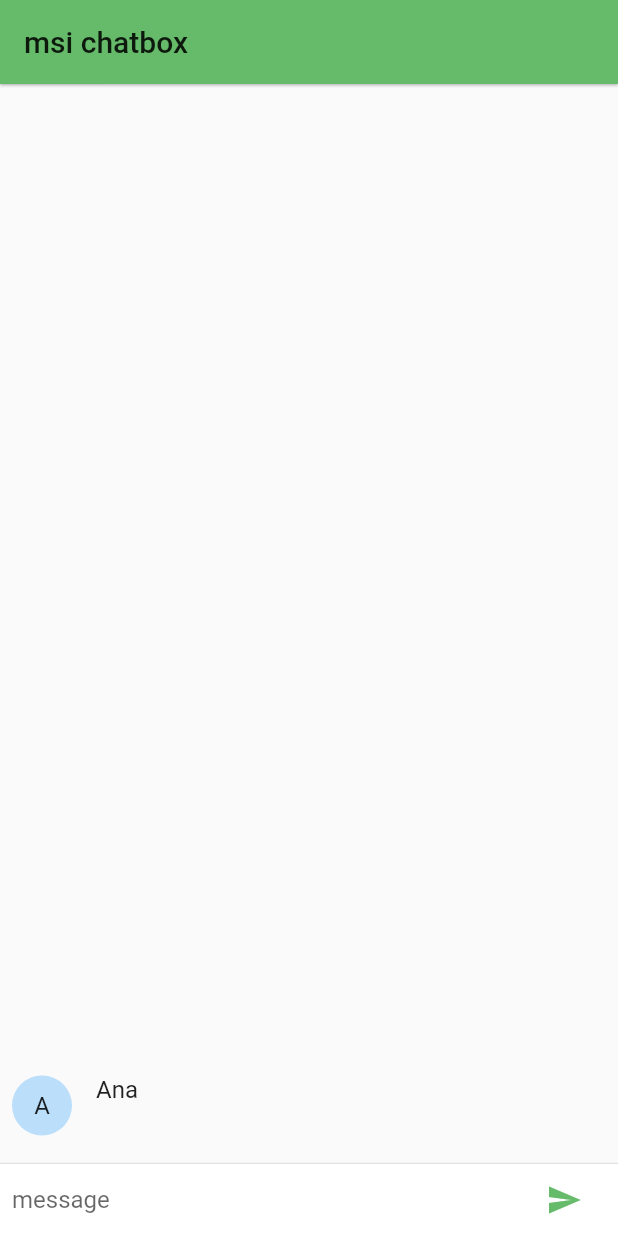
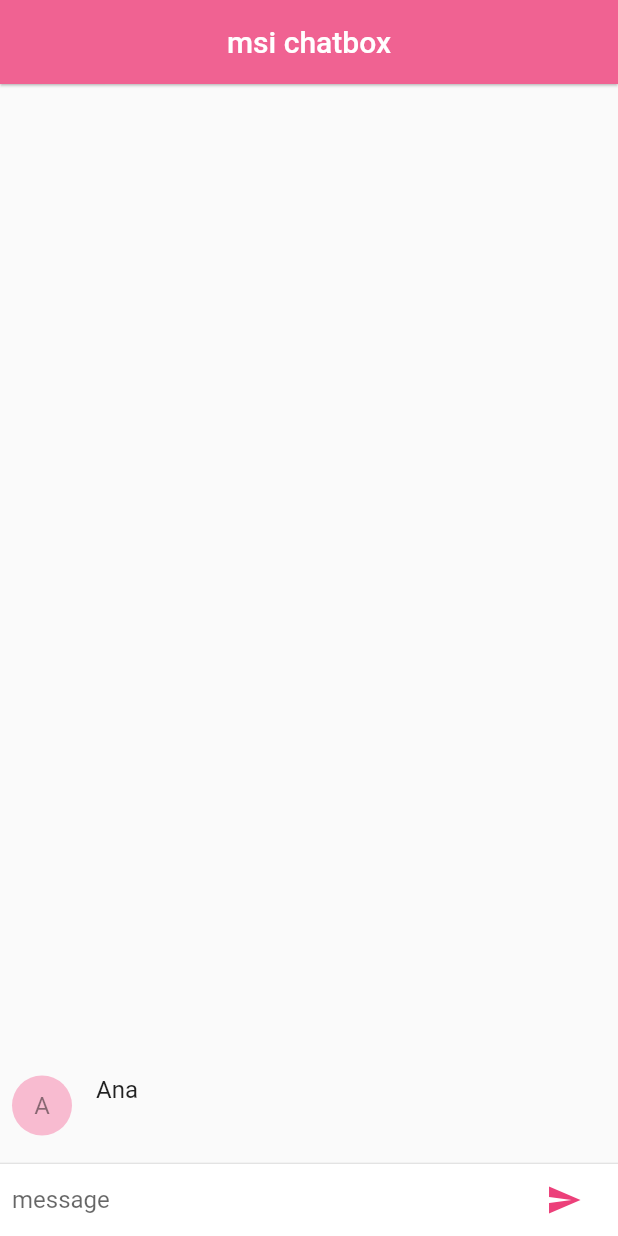
Before and after one commit to anaisberg/chatbox-flutter, a Flutter app: the screen it shows after launch, after a tap on the "send" icon, on a phone screen of 412 x 824 dp. Run offline on Flutter 3.47's test engine with Material 2 defaults, Android fonts, the phone set to English and light mode, and no system bars; Roboto replaces fonts that are missing (Raleway).

Commit message:
colors added

```diff
--- a/lib/chat_message.dart
+++ b/lib/chat_message.dart
@@ -19,7 +19,13 @@ class ChatMessage extends StatelessWidget{
           new Container(
             margin: const EdgeInsets.only(right: 16.0),
             child: new CircleAvatar(
-              child: new Text(_name[0]),
+              backgroundColor: Colors.pink[100],
+              child: new Text(
+                _name[0],
+                style: TextStyle(
+                  color: Colors.black45
+                ),
+              ),
             )
           ),
           new Column(
--- a/lib/chat_screen.dart
+++ b/lib/chat_screen.dart
@@ -29,7 +29,7 @@ class ChatScreenState extends State<ChatScreen>{
 
   Widget _textComposer() {
     return new IconTheme(
-      data: new IconThemeData(color: Colors.green[400]),
+      data: new IconThemeData(color: Colors.pink[400]),
       child: new Container(
         margin: const EdgeInsets.symmetric(horizontal: 8.0),
         child: new Row(
--- a/lib/main.dart
+++ b/lib/main.dart
@@ -9,8 +9,8 @@ class MyApp extends StatelessWidget {
     return new MaterialApp(
       title: 'whatsApp',
       theme: ThemeData(
-        primaryColor: Colors.green[400],
-        accentColor: Colors.green[100]
+        primaryColor: Colors.pink[300],
+        accentColor: Colors.pink[100]
       ),
       home: new WhatsAppHome(),
     );
--- a/lib/whatsapp_home.dart
+++ b/lib/whatsapp_home.dart
@@ -12,8 +12,12 @@ class _WhatsAppHomeState extends State<WhatsAppHome> {
   Widget build(BuildContext context) {
     return new Scaffold(
       appBar: new AppBar(
-        title: new Text('msi chatbox'),
+        title: new Text(
+          'msi chatbox',
+          style: TextStyle(fontFamily: 'Raleway'),
+        ),
         elevation: 0.7,
+        centerTitle: true,
       ),
       body: new ChatScreen(),
       // new ChatScreen(),
```
